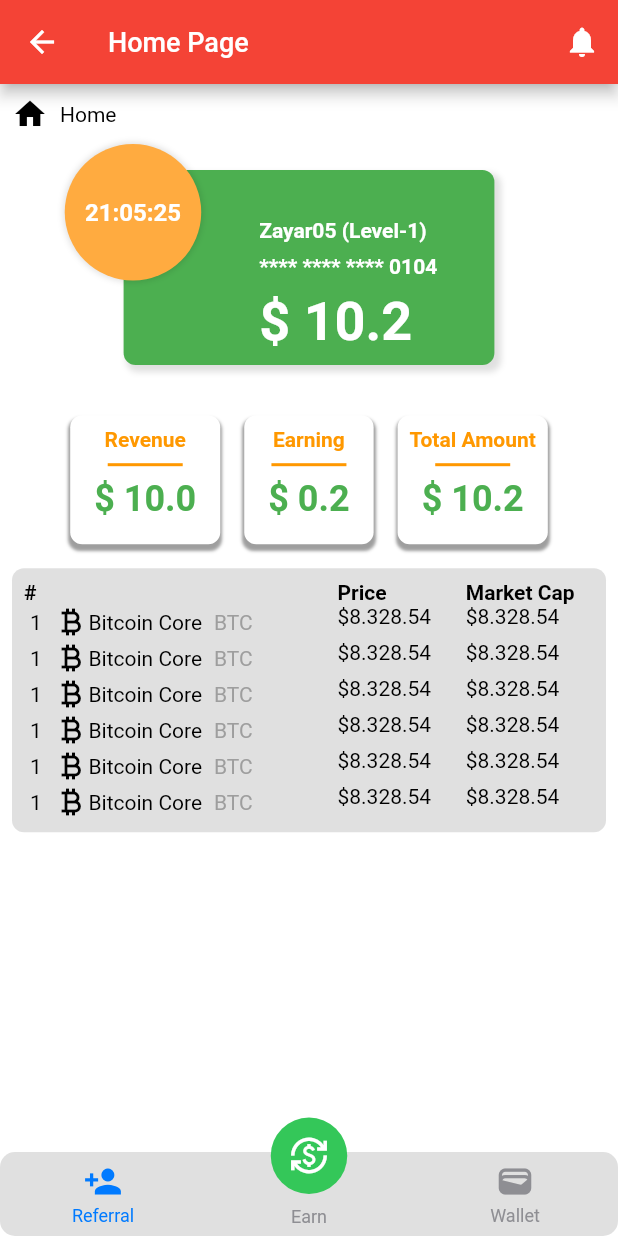
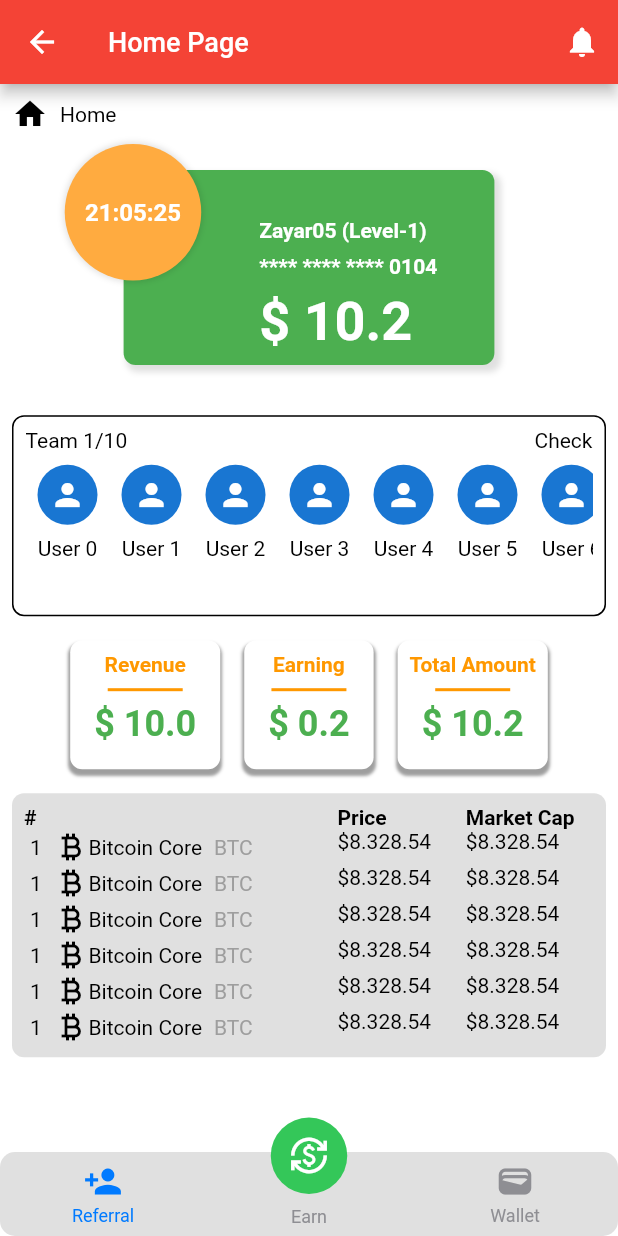
Before and after one commit to mmsoftware100/flutter-backbone, a Flutter app: the HomePage screen opened by its route, on a phone screen of 412 x 824 dp. Run offline on Flutter 3.47's test engine with Material 2 defaults, Android fonts, the phone set to English and light mode, and no system bars; drawn by our look-alikes of persistent_bottom_nav_bar; our stand-ins replace dartz, dio, equatable, flutter_local_notifications, flutter_spinkit, get_it and 1 more; missing offline and left inert: encrypt; accounts and stored records are empty; project files that could hold a hidden picture were left out.

Commit message:
home page added

```diff
--- a/lib/features/presentation/pages/home_page.dart
+++ b/lib/features/presentation/pages/home_page.dart
@@ -103,9 +103,57 @@ class _HomePageState extends State<HomePage> {
           _pageTitle(),
           _dashboardCard(),
           SizedBox(height: 8.0,),
+          _verticalListRow(),
           _dashboardRow(),
           _dataTable(),
       ],
+    );
+  }
+
+  Widget _verticalListRow(){
+    return Container(
+      margin: EdgeInsets.all(8.0),
+      padding: EdgeInsets.all(8.0),
+      decoration: BoxDecoration(
+        border: Border.all(color: Colors.black),
+        borderRadius: BorderRadius.circular(8.0)
+      ),
+      child: Column(
+        children: [
+          _buttonRow(),
+          _teamMembers(),
+        ],
+      ),
+    );
+  }
+
+  Widget _buttonRow(){
+    return Row(
+      children: [
+        Text("Team 1/10"),
+        Expanded(child: Container()),
+        Text("Check")
+      ],
+    );
+  }
+
+  Widget _teamMembers(){
+    return Container(
+      height: 100,
+      child: ListView.separated(
+          scrollDirection: Axis.horizontal,
+          itemBuilder: (context, index) => Column(
+            children: [
+              Padding(
+                padding: const EdgeInsets.all(8.0),
+                child: CircleAvatar(child: Icon(Icons.person)),
+              ),
+              Text("User $index")
+            ],
+          ),
+          separatorBuilder: (context, index) => Divider(),
+          itemCount: 10
+      ),
     );
   }
 
--- a/lib/features/presentation/pages/landing_page.dart
+++ b/lib/features/presentation/pages/landing_page.dart
@@ -1,6 +1,8 @@
 import 'package:base/features/presentation/pages/account_page.dart';
 import 'package:base/features/presentation/pages/payment_page.dart';
 import 'package:base/features/presentation/pages/setting_page.dart';
+import 'package:base/features/presentation/pages/user_login_test_page.dart';
+import 'package:base/features/presentation/pages/user_register_page.dart';
 import 'package:flutter/material.dart';
 
 class LandingPage extends StatefulWidget {
@@ -96,7 +98,7 @@ class _UserLoginState extends State<LandingPage> {
                       child: ElevatedButton(
                         onPressed: () {
                           debugPrint('ElevatedButton Clicked');
-                          Navigator.pushNamed(context, AccountPage.routeName);
+                          Navigator.pushNamed(context, UserRegisterPage.routeName);
                         },
                         child: Text('Register',style: TextStyle(fontSize: 14),),
                         style: ElevatedButton.styleFrom(shape: StadiumBorder(),backgroundColor: Colors.green, foregroundColor: Colors.white, ),
@@ -139,7 +141,7 @@ class _UserLoginState extends State<LandingPage> {
                   child: ElevatedButton(
                     onPressed: () {
                       debugPrint('ElevatedButton Clicked');
-                      Navigator.pushNamedAndRemoveUntil(context, PaymentPage.routeName, (route) => false);
+                      Navigator.pushNamed(context, UserLoginPage.routeName);
                     },
                     child: Text('Login',style: TextStyle(fontSize: 14,color: Colors.black),),
                     style: ElevatedButton.styleFrom(shape: StadiumBorder(),backgroundColor: Colors.white, foregroundColor: Colors.white, ),
```
